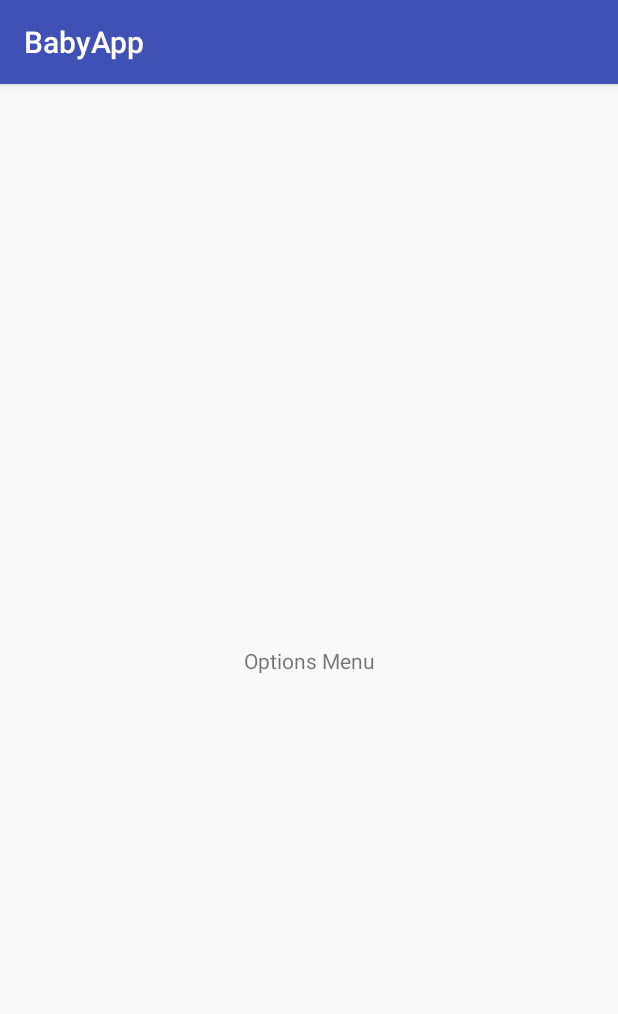
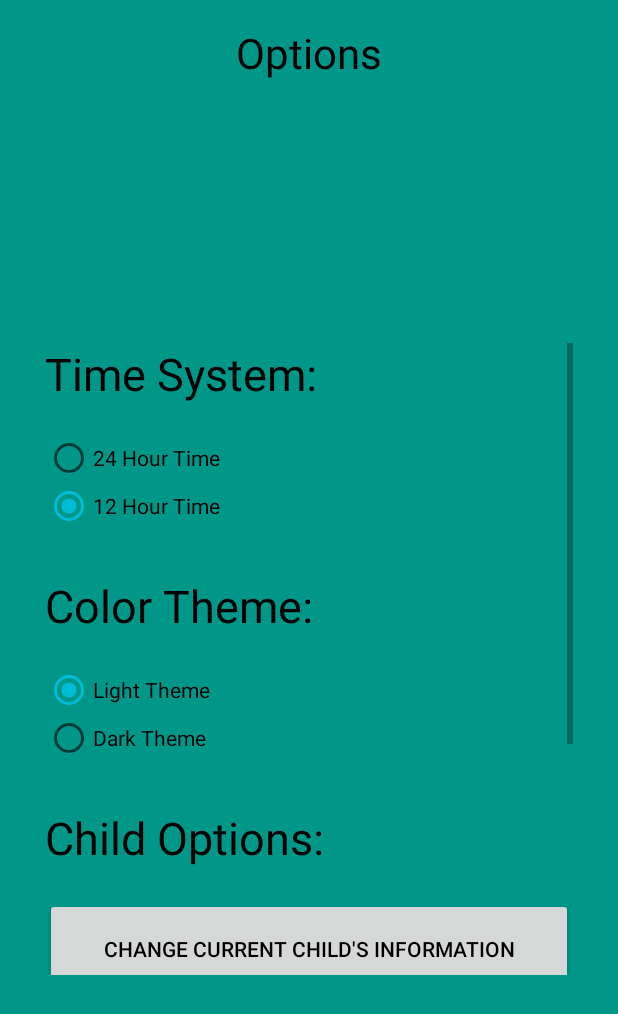
Before and after one commit to naumaanh/BabyAid, an Android app: the OptionsMenu screen opened directly, with no data from a screen before it, on a phone screen of 412 x 824 dp. Shown: the top 1014 px of the screen. Run offline under Robolectric (Android 15) with nearby library versions, the phone set to English and light mode, and no system bars; libraries missing offline, so code that uses them is left out: com.thoughtworks.xstream.

Commit message:
Revert "Revert "Merge branch 'master' into Nathan_branch""
This reverts commit 889928683e05cb5a009a4ad19bc2615aad137d93.

```diff
--- a/app/src/main/AndroidManifest.xml
+++ b/app/src/main/AndroidManifest.xml
@@ -8,7 +8,7 @@
         android:label="@string/app_name"
         android:roundIcon="@mipmap/ic_launcher_round"
         android:supportsRtl="true"
-        android:theme="@style/AppTheme">
+        android:theme="@style/Light_Theme">
         <activity android:name=".ChooseChildMenu">
             <intent-filter>
                 <action android:name="android.intent.action.MAIN" />
@@ -28,7 +28,8 @@
         <activity android:name=".WasteSessionInfoMenu" />
         <activity android:name=".MainActivity" />
         <activity android:name=".AddChildMenu" />
-        <activity android:name=".RemoveChildMenu"></activity>
+        <activity android:name=".RemoveChildMenu" />
+        <activity android:name=".BaseActivity"></activity>
     </application>
 
 </manifest>
--- /dev/null
+++ b/app/src/main/java/myaaronbatch/unt/edu/babyapp/BaseActivity.java
@@ -0,0 +1,34 @@
+package myaaronbatch.unt.edu.babyapp;
+
+import android.support.v7.app.AppCompatActivity;
+import android.os.Bundle;
+
+import AppDataStructures.Settings;
+
+// This base class will set the theme for all of the activities in the entire application (since all of the activities will inherit from this activity)
+public class BaseActivity extends AppCompatActivity
+{
+    Settings settings; // Variable which will hold the settings singleton
+
+    @Override
+    protected void onCreate(Bundle savedInstanceState)
+    {
+        // Get settings singleton
+        settings = Settings.getInstance();
+
+        // If theme is set to the dark theme, switch to the dark theme
+        if(settings.isDarkTheme)
+        {
+            setTheme(R.style.Dark_Theme);
+        }
+
+        // If theme is set to the light theme, switch to the light theme
+        else
+        {
+            setTheme(R.style.Light_Theme);
+        }
+
+        super.onCreate(savedInstanceState);
+        setContentView(R.layout.activity_base);
+    }
+}
--- a/app/src/main/java/myaaronbatch/unt/edu/babyapp/ChooseChildMenu.java
+++ b/app/src/main/java/myaaronbatch/unt/edu/babyapp/ChooseChildMenu.java
@@ -1,7 +1,6 @@
 package myaaronbatch.unt.edu.babyapp;
 
 import android.content.Intent;
-import android.support.v7.app.AppCompatActivity;
 import android.os.Bundle;
 import android.view.View;
 import android.widget.Button;
@@ -13,7 +12,7 @@ import java.util.ArrayList;
 import AppDataStructures.Child;
 import AppDataStructures.Settings;
 
-public class ChooseChildMenu extends AppCompatActivity {
+public class ChooseChildMenu extends BaseActivity {
     Button rmvBtn;
     Button addBtn;
     LinearLayout childList;
--- a/app/src/main/java/myaaronbatch/unt/edu/babyapp/DatePickerFragment.java
+++ b/app/src/main/java/myaaronbatch/unt/edu/babyapp/DatePickerFragment.java
@@ -30,6 +30,6 @@ public class DatePickerFragment extends DialogFragment
         Settings tempSettings = Settings.getInstance();
 
         // Return a date picker dialog with current date
-        return new DatePickerDialog(getActivity(), tempSettings.styleInt, (DatePickerDialog.OnDateSetListener) getActivity(), year, month, day);
+        return new DatePickerDialog(getActivity(), (DatePickerDialog.OnDateSetListener) getActivity(), year, month, day);
     }
 }
--- a/app/src/main/java/myaaronbatch/unt/edu/babyapp/FeedingSessionInfoMenu.java
+++ b/app/src/main/java/myaaronbatch/unt/edu/babyapp/FeedingSessionInfoMenu.java
@@ -2,7 +2,6 @@ package myaaronbatch.unt.edu.babyapp;
 
 import android.content.Intent;
 import android.os.Bundle;
-import android.support.v7.app.AppCompatActivity;
 import android.view.MotionEvent;
 import android.view.View;
 import android.view.WindowManager;
@@ -24,7 +23,7 @@ import AppDataStructures.SleepingSession;
 import AppDataStructures.WasteSession;
 
 // Class which represents the info menu for the feeding session
-public class FeedingSessionInfoMenu extends AppCompatActivity
+public class FeedingSessionInfoMenu extends BaseActivity
 {
     NumberPicker feedingMethodPicker = null; // Number picker for the feeding method
     EditText foodTypeTextBox; // editable text box for the food type
--- a/app/src/main/java/myaaronbatch/unt/edu/babyapp/MainActivity.java
+++ b/app/src/main/java/myaaronbatch/unt/edu/babyapp/MainActivity.java
@@ -2,14 +2,13 @@ package myaaronbatch.unt.edu.babyapp;
 
 import android.content.Intent;
 import android.os.Bundle;
-import android.support.v7.app.AppCompatActivity;
 import android.view.View;
 import android.widget.Button;
 import android.widget.TextView;
 
 import AppDataStructures.Child;
 
-public class MainActivity extends AppCompatActivity
+public class MainActivity extends BaseActivity
 {
     TextView titleTextView; // Textview which represents the title of the activity
     TextView subtitleTextView; // Textview which represents the subtitle of the activity
--- a/app/src/main/java/myaaronbatch/unt/edu/babyapp/MedicalSessionInfoMenu.java
+++ b/app/src/main/java/myaaronbatch/unt/edu/babyapp/MedicalSessionInfoMenu.java
@@ -1,7 +1,6 @@
 package myaaronbatch.unt.edu.babyapp;
 
 import android.content.Intent;
-import android.support.v7.app.AppCompatActivity;
 import android.os.Bundle;
 import android.view.MotionEvent;
 import android.view.View;
@@ -9,14 +8,13 @@ import android.view.WindowManager;
 import android.widget.Button;
 import android.widget.EditText;
 import android.widget.NumberPicker;
-import android.widget.Spinner;
 import android.widget.TextView;
 
 import AppDataStructures.Child;
 import AppDataStructures.MedicalSession;
 import AppDataStructures.medGiven;
 
-public class MedicalSessionInfoMenu extends AppCompatActivity {
+public class MedicalSessionInfoMenu extends BaseActivity {
 
     NumberPicker dosagePicker = null;
     EditText medTypeText = null;
--- a/app/src/main/java/myaaronbatch/unt/edu/babyapp/OptionsMenu.java
+++ b/app/src/main/java/myaaronbatch/unt/edu/babyapp/OptionsMenu.java
@@ -1,13 +1,191 @@
 package myaaronbatch.unt.edu.babyapp;
 
-import android.support.v7.app.AppCompatActivity;
+import android.content.Intent;
 import android.os.Bundle;
+import android.view.View;
+import android.widget.Button;
+import android.widget.RadioButton;
+import android.widget.RadioGroup;
 
-public class OptionsMenu extends AppCompatActivity {
+import AppDataStructures.Settings;
+
+public class OptionsMenu extends BaseActivity
+{
+    RadioGroup timeSystemRadioGroup; // Radiogroup of radio buttons for "time system"
+    RadioGroup colorThemeRadioGroup; // Radio group of radio buttons for "color theme"
+    RadioButton radioButton; // radio button variable which will represent the radio button that was just pressed
+
+    boolean is24HrTime; // boolean representing the user's 24 or 12 hour time preference
+    boolean isDarkTheme; // boolean representing the user's dark or light theme preference
+
+    Button changeChildInfoBtn; // Button which the user will press if they would like to change their current child's information
+    Button saveAndExitBtn; // Button which the user will press if they would like to save their choices and exit the options menu
+    Button exitWithoutSavingBtn; // Button which the user will press if they would like to exit the options menu without saving their choices
+
+    String menuName = "OptionsMenu"; // Variable which will carry the name of the current menu
+
+    Settings settings; // Variable which will hold the settings singleton
 
     @Override
-    protected void onCreate(Bundle savedInstanceState) {
+    protected void onCreate(Bundle savedInstanceState)
+    {
         super.onCreate(savedInstanceState);
         setContentView(R.layout.activity_options_menu);
+
+        // Initialize variables with their UI counterparts
+
+        timeSystemRadioGroup = (RadioGroup) findViewById(R.id.timeSystemRadioGroup);
+        colorThemeRadioGroup = (RadioGroup) findViewById(R.id.colorThemeRadioGroup);
+
+        changeChildInfoBtn = (Button) findViewById(R.id.changeChildInfoBtn);
+        saveAndExitBtn = (Button) findViewById(R.id.saveAndExitBtn);
+        exitWithoutSavingBtn = (Button) findViewById(R.id.exitWithoutSavingBtn);
+
+        // Get settings singleton
+        settings = Settings.getInstance();
+
+        // Get user's current settings
+        is24HrTime = settings.is24HTime;
+        isDarkTheme = settings.isDarkTheme;
+
+        // Initialize radio group choices to user's current settings
+
+        if(settings.is24HTime)
+        {
+            timeSystemRadioGroup.check(R.id.twoFourHrTime);
+        }
+        else
+        {
+            timeSystemRadioGroup.check(R.id.oneTwoHrTime);
+        }
+
+        if(settings.isDarkTheme)
+        {
+            colorThemeRadioGroup.check(R.id.darkTheme);
+        }
+        else
+        {
+            colorThemeRadioGroup.check(R.id.lightTheme);
+        }
+
+        // When the changeChildInfoBtn is tapped, send the user to the add child menu
+        changeChildInfoBtn.setOnClickListener(new View.OnClickListener()
+        {
+            @Override
+            public void onClick(View view)
+            {
+                // Make intent to go to the add child menu
+                Intent goToChildInfoMenuIntent = new Intent(getApplicationContext(), AddChildMenu.class);
+
+                // send the name of the menu that the user is on to the add child menu
+                goToChildInfoMenuIntent.putExtra("MenuName", menuName);
+
+                // Go to the menu the user chose
+                startActivity(goToChildInfoMenuIntent);
+            }
+        });
+
+        // When the saveAndExitBtn is tapped, save the user's current settings and send the user to the child main menu
+        saveAndExitBtn.setOnClickListener(new View.OnClickListener()
+        {
+            @Override
+            public void onClick(View view)
+            {
+                // Make intent that goes to the child main menu
+                Intent goToChildMainMenuIntent = new Intent(getApplicationContext(), MainActivity.class);
+
+                // Save user's selected settings
+                settings.is24HTime = is24HrTime;
+                settings.isDarkTheme = isDarkTheme;
+
+                // TEST CODE
+
+                if(settings.is24HTime){
+                    System.out.println("24 Hour Time Enabled");
+                }
+                else{
+                    System.out.println("12 Hour Time Enabled");
+                }
+
+                if (settings.isDarkTheme) {
+
+                    System.out.println("Dark Theme Enabled");
+                }
+                else{
+                    System.out.println("Light Theme Enabled");
+                }
+
+                // Go to the menu the user chose
+                startActivity(goToChildMainMenuIntent);
+            }
+        });
+
+        // When the exitWithoutSavingBtn is tapped, send the user to the child main menu without saving their settings
+        exitWithoutSavingBtn.setOnClickListener(new View.OnClickListener()
+        {
+            @Override
+            public void onClick(View view)
+            {
+                // Make intent that goes to the child main menu
+                Intent goToChildMainMenuIntent = new Intent(getApplicationContext(), MainActivity.class);
+
+                // Go to the menu the user chose
+                startActivity(goToChildMainMenuIntent);
+            }
+        });
+    }
+
+    // If a radio button on the "time system" radio group is selected, save the user's choice into the temporary is24HrTime bool variable
+    public void tsClick(View v)
+    {
+        // get id of selected radio button
+        int rbID = timeSystemRadioGroup.getCheckedRadioButtonId();
+
+        // With id of selected radio button, get selected radio button object
+        radioButton = (RadioButton) findViewById(rbID);
+
+        // If user chose 24 Hr time radio button, save that choice into temp bools
+        if(radioButton.getId() == R.id.twoFourHrTime)
+        {
+            is24HrTime = true;
+            System.out.println("24 HR Time Set");
+        }
+
+        // If user chose 12 Hr time radio button, save that choice into temp bools
+        else
+        {
+            is24HrTime = false;
+            System.out.println("12 HR Time Set");
+        }
+
+        // Send notification to screen about user's choice
+        //Toast.makeText(getBaseContext(), radioButton.getText(), Toast.LENGTH_LONG).show();
+    }
+
+    // If a radio button on the "color theme" radio group is selected, save the user's choice into the temporary isDarkTheme bool variable
+    public void ctClick(View v)
+    {
+        // get id of selected radio button
+        int rbID = colorThemeRadioGroup.getCheckedRadioButtonId();
+
+        // With id of selected radio button, get selected radio button object
+        radioButton = (RadioButton) findViewById(rbID);
+
+        // If user chose dark theme radio button, save that choice into temp bools
+        if(radioButton.getId() == R.id.darkTheme)
+        {
+            isDarkTheme = true;
+            System.out.println("Dark Theme Set");
+        }
+
+        // If user chose light theme radio button, save that choice into temp bools
+        else
+        {
+            isDarkTheme = false;
+            System.out.println("Light Theme Set");
+        }
+
+        // Send notification to screen about user's choice
+        //Toast.makeText(getBaseContext(), radioButton.getText(), Toast.LENGTH_LONG).show();
     }
 }
--- a/app/src/main/java/myaaronbatch/unt/edu/babyapp/RemoveChildMenu.java
+++ b/app/src/main/java/myaaronbatch/unt/edu/babyapp/RemoveChildMenu.java
@@ -1,9 +1,8 @@
 package myaaronbatch.unt.edu.babyapp;
 
-import android.support.v7.app.AppCompatActivity;
 import android.os.Bundle;
 
-public class RemoveChildMenu extends AppCompatActivity {
+public class RemoveChildMenu extends BaseActivity {
 
     @Override
     protected void onCreate(Bundle savedInstanceState) {
--- a/app/src/main/java/myaaronbatch/unt/edu/babyapp/SessionInformationMenu.java
+++ b/app/src/main/java/myaaronbatch/unt/edu/babyapp/SessionInformationMenu.java
@@ -1,9 +1,8 @@
 package myaaronbatch.unt.edu.babyapp;
 
-import android.support.v7.app.AppCompatActivity;
 import android.os.Bundle;
 
-public class SessionInformationMenu extends AppCompatActivity {
+public class SessionInformationMenu extends BaseActivity {
 
     @Override
     protected void onCreate(Bundle savedInstanceState) {
--- a/app/src/main/java/myaaronbatch/unt/edu/babyapp/SessionRecordingMenu.java
+++ b/app/src/main/java/myaaronbatch/unt/edu/babyapp/SessionRecordingMenu.java
@@ -2,12 +2,11 @@ package myaaronbatch.unt.edu.babyapp;
 
 import android.content.Intent;
 import android.os.Bundle;
-import android.support.v7.app.AppCompatActivity;
 import android.view.View;
 import android.widget.Button;
 
 // Class that represents the "Session Recording Menu"
-public class SessionRecordingMenu extends AppCompatActivity
+public class SessionRecordingMenu extends BaseActivity
 {
     Button backBtn; // Btn which represents the back button on the view
     Button feedingSessionBtn; // Btn which represents the feeding session button on the view
--- a/app/src/main/java/myaaronbatch/unt/edu/babyapp/SessionViewingMenu.java
+++ b/app/src/main/java/myaaronbatch/unt/edu/babyapp/SessionViewingMenu.java
@@ -2,7 +2,6 @@ package myaaronbatch.unt.edu.babyapp;
 
 import android.content.Intent;
 import android.os.Bundle;
-import android.support.v7.app.AppCompatActivity;
 import android.view.View;
 import android.widget.Button;
 import android.widget.LinearLayout;
@@ -12,7 +11,7 @@ import java.text.SimpleDateFormat;
 import AppDataStructures.Child;
 import AppDataStructures.Settings;
 
-public class SessionViewingMenu extends AppCompatActivity
+public class SessionViewingMenu extends BaseActivity
 {
     Button backButton;
     LinearLayout sessionList;
--- a/app/src/main/java/myaaronbatch/unt/edu/babyapp/SleepingSessionInfoMenu.java
+++ b/app/src/main/java/myaaronbatch/unt/edu/babyapp/SleepingSessionInfoMenu.java
@@ -5,7 +5,6 @@ import android.app.TimePickerDialog;
 import android.content.Intent;
 import android.os.Bundle;
 import android.support.v4.app.DialogFragment;
-import android.support.v7.app.AppCompatActivity;
 import android.view.View;
 import android.widget.Button;
 import android.widget.DatePicker;
@@ -20,7 +19,7 @@ import AppDataStructures.Child;
 import AppDataStructures.Settings;
 import AppDataStructures.SleepingSession;
 
-public class SleepingSessionInfoMenu extends AppCompatActivity implements DatePickerDialog.OnDateSetListener, TimePickerDialog.OnTimeSetListener
+public class SleepingSessionInfoMenu extends BaseActivity implements DatePickerDialog.OnDateSetListener, TimePickerDialog.OnTimeSetListener
 {
     TextView currentStartDateTV; // Textview var representing the box that will hold the current start date
     TextView currentStartTimeTV; // Textview var representing the box that will hold the current start time
--- a/app/src/main/java/myaaronbatch/unt/edu/babyapp/StartOrEndSessionMenu.java
+++ b/app/src/main/java/myaaronbatch/unt/edu/babyapp/StartOrEndSessionMenu.java
@@ -2,7 +2,6 @@ package myaaronbatch.unt.edu.babyapp;
 
 import android.content.Intent;
 import android.os.Bundle;
-import android.support.v7.app.AppCompatActivity;
 import android.view.View;
 import android.widget.Button;
 import android.widget.TextView;
@@ -18,7 +17,7 @@ import AppDataStructures.TimeVars;
 import AppDataStructures.WasteSession;
 
 // Class which represents the "Start/End Session Menu"
-public class StartOrEndSessionMenu extends AppCompatActivity
+public class StartOrEndSessionMenu extends BaseActivity
 {
     Button backBtn_SOESM; // Button which will take the user to the previous screen
     Button startOrEndBtn; // Button which will start a session or end a session (depending on what it is displaying at that time)
--- a/app/src/main/java/myaaronbatch/unt/edu/babyapp/WasteSessionInfoMenu.java
+++ b/app/src/main/java/myaaronbatch/unt/edu/babyapp/WasteSessionInfoMenu.java
@@ -1,8 +1,7 @@
 package myaaronbatch.unt.edu.babyapp;
 
-import android.support.v7.app.AppCompatActivity;
+import android.content.Intent;
 import android.os.Bundle;
-import android.content.Intent;
 import android.view.MotionEvent;
 import android.view.View;
 import android.view.WindowManager;
@@ -14,7 +13,7 @@ import android.widget.TextView;
 import AppDataStructures.Child;
 import AppDataStructures.WasteSession;
 
-public class WasteSessionInfoMenu extends AppCompatActivity {
+public class WasteSessionInfoMenu extends BaseActivity {
 
     NumberPicker wasteTypePicker = null; // Number picker for the waste type method
     EditText wasteColorTextBox; // editable text box for the waste color
--- a/app/src/main/res/layout/activity_options_menu.xml
+++ b/app/src/main/res/layout/activity_options_menu.xml
@@ -6,16 +6,153 @@
     android:layout_height="match_parent"
     tools:context="myaaronbatch.unt.edu.babyapp.OptionsMenu">
 
+    <ScrollView
+        android:id="@+id/scrollView3"
+        android:layout_width="352dp"
+        android:layout_height="421dp"
+        android:layout_marginBottom="8dp"
+        android:layout_marginEnd="8dp"
+        android:layout_marginStart="8dp"
+        android:layout_marginTop="8dp"
+        app:layout_constraintBottom_toBottomOf="parent"
+        app:layout_constraintEnd_toEndOf="parent"
+        app:layout_constraintStart_toStartOf="parent"
+        app:layout_constraintTop_toBottomOf="@+id/textView2">
+
+        <LinearLayout
+            android:layout_width="match_parent"
+            android:layout_height="wrap_content"
+            android:orientation="vertical">
+
+            <TextView
+                android:id="@+id/textView5"
+                android:layout_width="match_parent"
+                android:layout_height="wrap_content"
+                android:text="Time System:"
+                android:textSize="30sp" />
+
+            <Space
+                android:layout_width="match_parent"
+                android:layout_height="20dp" />
+
+            <RadioGroup
+                android:id="@+id/timeSystemRadioGroup"
+                android:layout_width="match_parent"
+                android:layout_height="match_parent">
+
+                <RadioButton
+                    android:id="@+id/twoFourHrTime"
+                    android:layout_width="wrap_content"
+                    android:layout_height="wrap_content"
+                    android:layout_weight="1"
+                    android:onClick="tsClick"
+                    android:text="24 Hour Time" />
+
+                <RadioButton
+                    android:id="@+id/oneTwoHrTime"
+                    android:layout_width="wrap_content"
+                    android:layout_height="wrap_content"
+                    android:layout_weight="1"
+                    android:onClick="tsClick"
+                    android:text="12 Hour Time" />
+
+            </RadioGroup>
+
+            <Space
+                android:layout_width="match_parent"
+                android:layout_height="30dp" />
+
+            <TextView
+                android:id="@+id/textView10"
+                android:layout_width="match_parent"
+                android:layout_height="wrap_content"
+                android:text="Color Theme:"
+                android:textSize="30sp" />
+
+            <Space
+                android:layout_width="match_parent"
+                android:layout_height="20dp" />
+
+            <RadioGroup
+                android:id="@+id/colorThemeRadioGroup"
+                android:layout_width="match_parent"
+                android:layout_height="match_parent">
+
+                <RadioButton
+                    android:id="@+id/lightTheme"
+                    android:layout_width="wrap_content"
+                    android:layout_height="wrap_content"
+                    android:layout_weight="1"
+                    android:onClick="ctClick"
+                    android:text="Light Theme" />
+
+                <RadioButton
+                    android:id="@+id/darkTheme"
+                    android:layout_width="wrap_content"
+                    android:layout_height="wrap_content"
+                    android:layout_weight="1"
+                    android:onClick="ctClick"
+                    android:text="Dark Theme" />
+
+            </RadioGroup>
+
+            <Space
+                android:layout_width="match_parent"
+                android:layout_height="30dp" />
+
+            <TextView
+                android:id="@+id/textView12"
+                android:layout_width="match_parent"
+                android:layout_height="wrap_content"
+                android:text="Child Options:"
+                android:textSize="30sp" />
+
+            <Space
+                android:layout_width="match_parent"
+                android:layout_height="20dp" />
+
+            <Button
+                android:id="@+id/changeChildInfoBtn"
+                android:layout_width="match_parent"
+                android:layout_height="68dp"
+                android:text="Change Current Child's Information" />
+
+            <Space
+                android:layout_width="match_parent"
+                android:layout_height="30dp" />
+
+            <Button
+                android:id="@+id/saveAndExitBtn"
+                android:layout_width="match_parent"
+                android:layout_height="68dp"
+                android:text="Save and Exit" />
+
+            <Space
+                android:layout_width="match_parent"
+                android:layout_height="30dp" />
+
+            <Button
+                android:id="@+id/exitWithoutSavingBtn"
+                android:layout_width="match_parent"
+                android:layout_height="68dp"
+                android:text="Exit Without Saving" />
+
+            <Space
+                android:layout_width="match_parent"
+                android:layout_height="30dp" />
+
+        </LinearLayout>
+    </ScrollView>
+
     <TextView
         android:id="@+id/textView2"
         android:layout_width="wrap_content"
         android:layout_height="wrap_content"
-        android:layout_marginBottom="8dp"
         android:layout_marginEnd="8dp"
         android:layout_marginStart="8dp"
-        android:layout_marginTop="8dp"
-        android:text="Options Menu"
-        app:layout_constraintBottom_toBottomOf="parent"
+        android:layout_marginTop="16dp"
+        android:text="Options"
+        android:textSize="28sp"
         app:layout_constraintEnd_toEndOf="parent"
         app:layout_constraintStart_toStartOf="parent"
         app:layout_constraintTop_toTopOf="parent" />
--- a/app/src/main/res/values/colors.xml
+++ b/app/src/main/res/values/colors.xml
@@ -4,4 +4,8 @@
     <color name="colorPrimaryDark">#303F9F</color>
     <color name="colorAccent">#FF4081</color>
     <color name="white">#FFFFFF</color>
+    <color name="primary_material_light">#4fc3f7</color>
+    <color name="primary_dark_material_light">#0093c4</color>
+    <color name="accent_material_light">#00bcd4</color>
+    <color name="Teal">#009688</color>
 </resources>
--- a/app/src/main/res/values/styles.xml
+++ b/app/src/main/res/values/styles.xml
@@ -8,4 +8,13 @@
         <item name="colorAccent">@color/colorAccent</item>
     </style>
 
+    <style name="Light_Theme" parent="Theme.AppCompat.Light.NoActionBar" >
+        <item name="android:colorBackground">@color/Teal</item>
+        <item name="android:textColor">#000000</item>
+    </style>
+
+    <style name="Dark_Theme" parent="Theme.AppCompat.NoActionBar" >
+        <item name="android:textColor">#ffffff</item>
+    </style>
+
 </resources>
```
Also changed, not shown: app/src/main/java/myaaronbatch/unt/edu/babyapp/ShareWeeklyReportMenu.java (+5 -10 lines), app/src/main/res/layout/activity_base.xml (added, +9 -0 lines).
